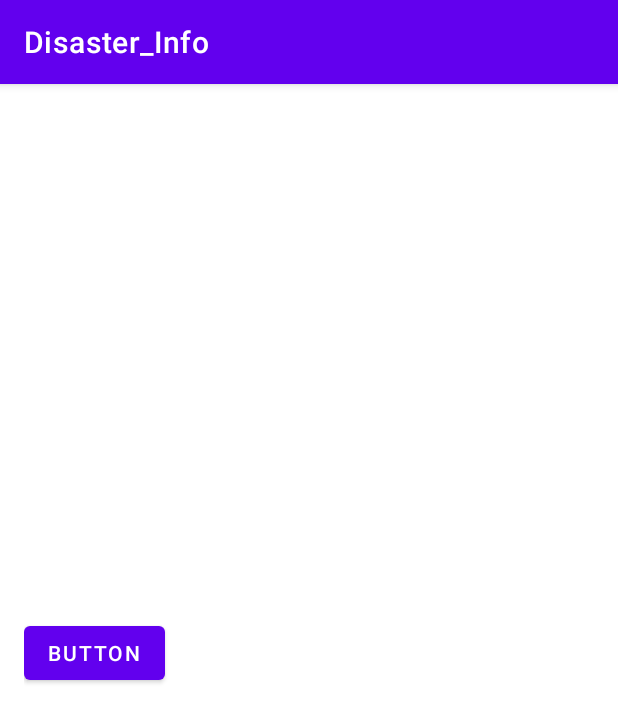
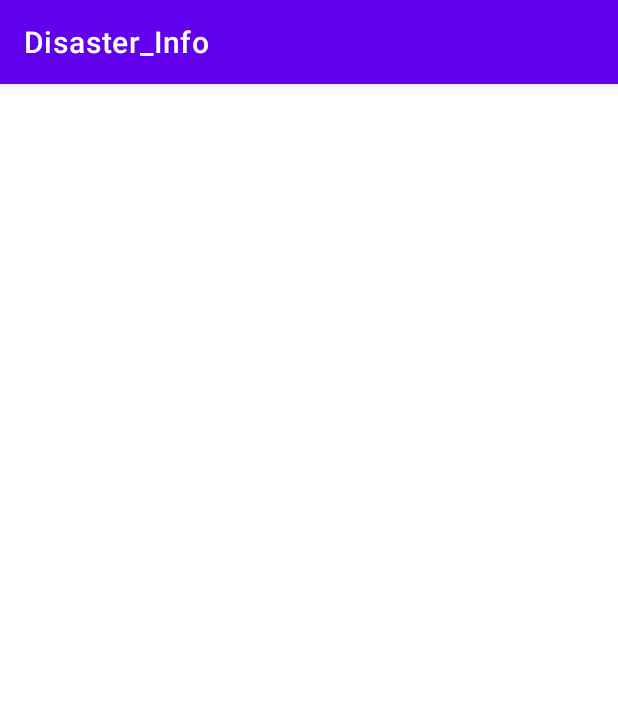
Before and after one commit to pshpjr/Disaster_Info, an Android app: the screen it shows after launch (MainActivity), on a phone screen of 412 x 824 dp. Shown: the top 722 px of the screen. Run offline under Robolectric (Android 15) with nearby library versions, the light colour scheme and no system bars.

Commit message:
버튼 삭제하는거 까먹어서 다시 함

```diff
--- a/app/src/main/java/com/example/disaster_info/MainActivity.java
+++ b/app/src/main/java/com/example/disaster_info/MainActivity.java
@@ -24,12 +24,6 @@ public class MainActivity extends AppCompatActivity {
             startActivity(new Intent(MainActivity.this,EmergencyActivity.class));
         }
 
-        findViewById(R.id.button).setOnClickListener(new View.OnClickListener() {
-            @Override
-            public void onClick(View v) {
-                startActivity(new Intent(MainActivity.this,EmergencyActivity.class));
-            }
-        });
 
     }
 
--- a/app/src/main/res/layout/activity_main.xml
+++ b/app/src/main/res/layout/activity_main.xml
@@ -35,12 +35,5 @@
         app:layout_constraintBottom_toBottomOf="parent"
         app:layout_constraintEnd_toEndOf="parent"
         app:layout_constraintStart_toStartOf="parent"
-        app:layout_constraintTop_toBottomOf="@+id/ButtonFrame">
-
-        <Button
-            android:id="@+id/button"
-            android:layout_width="wrap_content"
-            android:layout_height="wrap_content"
-            android:text="Button" />
-    </FrameLayout>
+        app:layout_constraintTop_toBottomOf="@+id/ButtonFrame"/>
 </androidx.constraintlayout.widget.ConstraintLayout>
```
